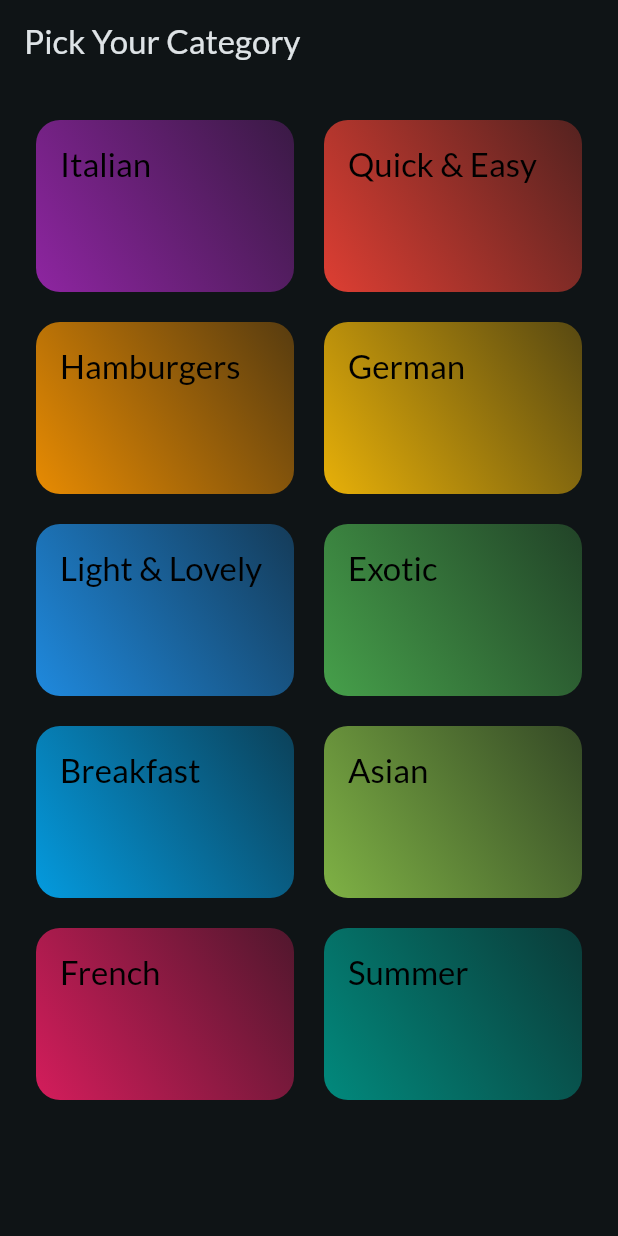
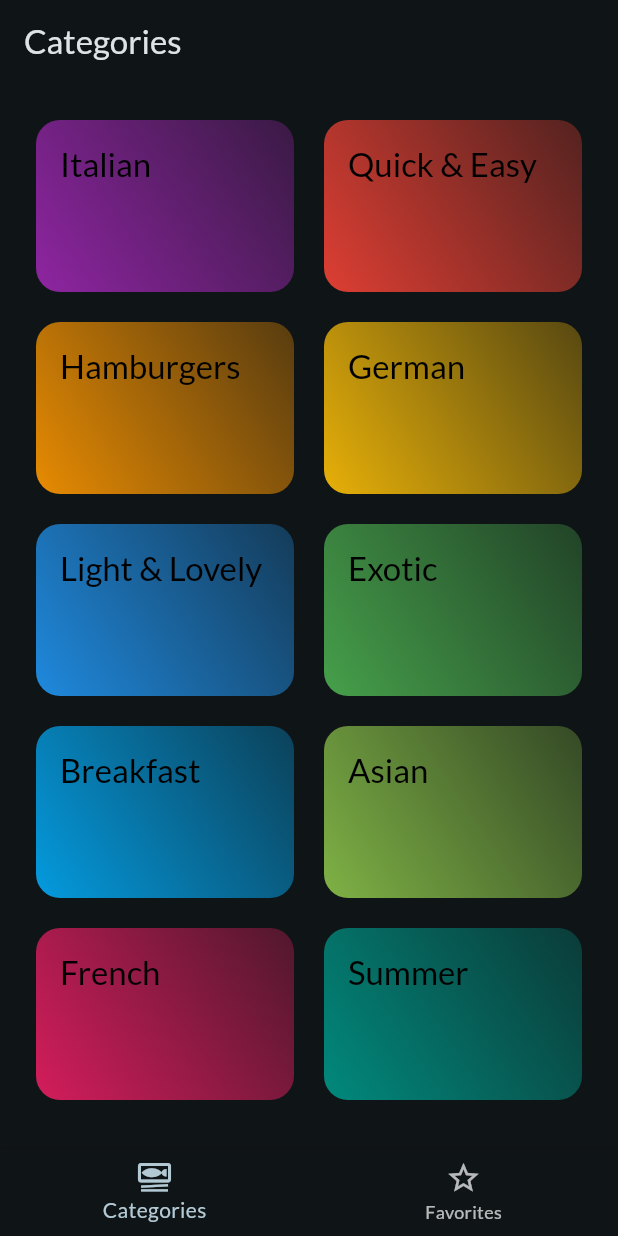
Before and after one commit to HassamAli2174/Meal_App, a Flutter app: the screen it shows after launch, on a phone screen of 412 x 824 dp. Run offline on Flutter 3.47's test engine with Material 3 defaults, Android fonts, the phone set to English and light mode, and no system bars; our stand-ins replace google_fonts, transparent_image.

Commit message:
Refactor app navigation to set TabsScreen as the home screen. Update CategoriesScreen layout by removing unnecessary widgets and making app bar title render through conditional statement

```diff
--- a/lib/main.dart
+++ b/lib/main.dart
@@ -5,6 +5,7 @@ import 'package:meal_app/data/dummy_data.dart';
 import 'package:meal_app/models/meal.dart';
 import 'package:meal_app/screens/categories.dart';
 import 'package:meal_app/screens/meals.dart';
+import 'package:meal_app/screens/tabs.dart';
 
 final theme = ThemeData(
   useMaterial3: true,
@@ -27,7 +28,7 @@ class App extends StatelessWidget {
     return MaterialApp(
       debugShowCheckedModeBanner: false,
       theme: theme,
-      home: const CategoriesScreen(), // Todo ...,
+      home: const TabsScreen(), // Todo ...,
     );
   }
 }
--- a/lib/screens/categories.dart
+++ b/lib/screens/categories.dart
@@ -23,10 +23,7 @@ class CategoriesScreen extends StatelessWidget {
 
   @override
   Widget build(BuildContext context) {
-    return SafeArea(
-      child: Scaffold(
-        appBar: AppBar(title: const Text('Pick Your Category')),
-        body: GridView(
+    return GridView(
       padding: const EdgeInsets.all(24),
       gridDelegate: const SliverGridDelegateWithFixedCrossAxisCount(
         crossAxisCount: 2,
@@ -48,8 +45,6 @@ class CategoriesScreen extends StatelessWidget {
         // for(final category in availableCategories )
         // GridCategoryItem(category: category)
       ],
-        ),
-      ),
     );
   }
 }
--- /dev/null
+++ b/lib/screens/tabs.dart
@@ -0,0 +1,47 @@
+import 'package:flutter/material.dart';
+import 'package:meal_app/screens/categories.dart';
+import 'package:meal_app/screens/meals.dart';
+
+class TabsScreen extends StatefulWidget {
+  const TabsScreen({super.key});
+
+  @override
+  State<TabsScreen> createState() => _TabsScreenState();
+}
+
+class _TabsScreenState extends State<TabsScreen> {
+  int _selectedPageIndex = 0;
+  void _selectPage(int index) {
+    setState(() {
+      _selectedPageIndex = index;
+    });
+  }
+
+  @override
+  Widget build(BuildContext context) {
+    Widget activePage = CategoriesScreen();
+    var activePageTitle = 'Categories';
+    if (_selectedPageIndex == 1) {
+      activePage = MealsScreen(meals: []);
+      activePageTitle = 'your Favorites';
+    }
+    return Scaffold(
+      appBar: AppBar(title: Text(activePageTitle)),
+      body: activePage,
+      bottomNavigationBar: BottomNavigationBar(
+        currentIndex: _selectedPageIndex,
+        onTap: _selectPage,
+        items: [
+          BottomNavigationBarItem(
+            icon: Icon(Icons.set_meal_outlined),
+            label: 'Categories',
+          ),
+          BottomNavigationBarItem(
+            icon: Icon(Icons.star_border_outlined),
+            label: 'Favorites',
+          ),
+        ],
+      ),
+    );
+  }
+}
```
Also changed, not shown: lib/screens/meal_details.dart (+125 -11 lines), lib/screens/meals.dart (+6 -4 lines). Lines whose indentation alone changed are shown as unchanged.
